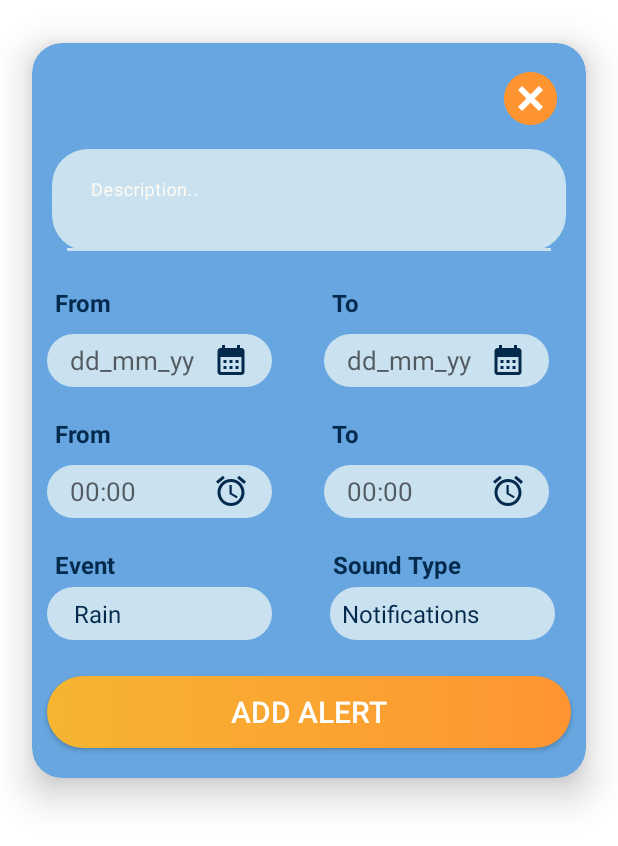
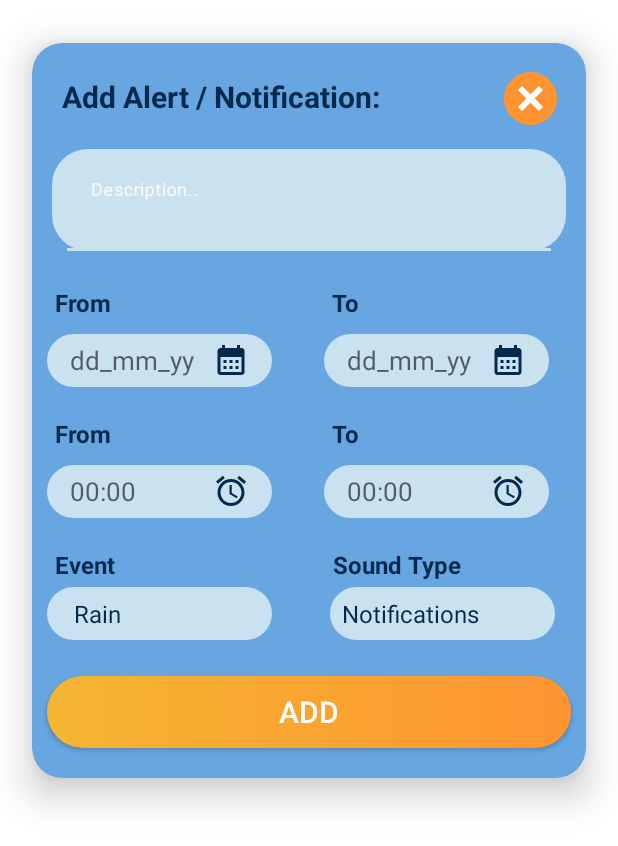
Before and after one commit to saraeltlt/MyWeatherApp, an Android app: the layout add_alert_dialog.xml on its own in the app's theme, with its tools: preview values and no code run, on a phone screen of 412 x 824 dp. Shown: the top 846 px of the screen. Run offline under Robolectric (Android 15) with nearby library versions, the phone set to English and light mode, and no system bars.

Commit message:
alert dialog UI

```diff
--- a/app/src/main/res/layout/add_alert_dialog.xml
+++ b/app/src/main/res/layout/add_alert_dialog.xml
@@ -15,6 +15,16 @@
         app:cardCornerRadius="20dp"
         app:cardElevation="15dp"
         app:cardUseCompatPadding="true">
+
+        <TextView
+            android:id="@+id/textView"
+            android:layout_width="wrap_content"
+            android:layout_height="wrap_content"
+            android:layout_marginLeft="20dp"
+            android:layout_marginTop="22dp"
+            android:text="@string/add_alert"
+            android:textSize="20sp"
+            android:textStyle="bold" />
 
         <ImageView
             android:id="@+id/iv_close"
@@ -336,7 +346,7 @@
                 android:layout_marginRight="10dp"
                 android:layout_marginBottom="20dp"
                 android:background="@drawable/gradient_button_o"
-                android:text="@string/add_alert"
+                android:text="@string/add"
                 android:textColor="@color/white"
                 android:textSize="20sp" />
 
--- a/app/src/main/res/values/strings.xml
+++ b/app/src/main/res/values/strings.xml
@@ -21,6 +21,7 @@
     <string name="alert_description">Description..</string>
     <string name="to">To</string>
     <string name="from">From</string>
+    <string name="add">Add</string>
     <string name="dd_mm_yy" >dd_mm_yy</string>
     <string name="_00_00" >00:00</string>
     <string name="events">Event</string>
@@ -29,5 +30,5 @@
     <string name="fog">Fog</string>
     <string name="thunderstorm">Thunderstorm</string>
     <string name="sound_type">Sound Type</string>
-    <string name="add_alert">Add Alert</string>
+    <string name="add_alert">Add Alert / Notification: </string>
 </resources>
```
Also changed, not shown: 1 other file.
